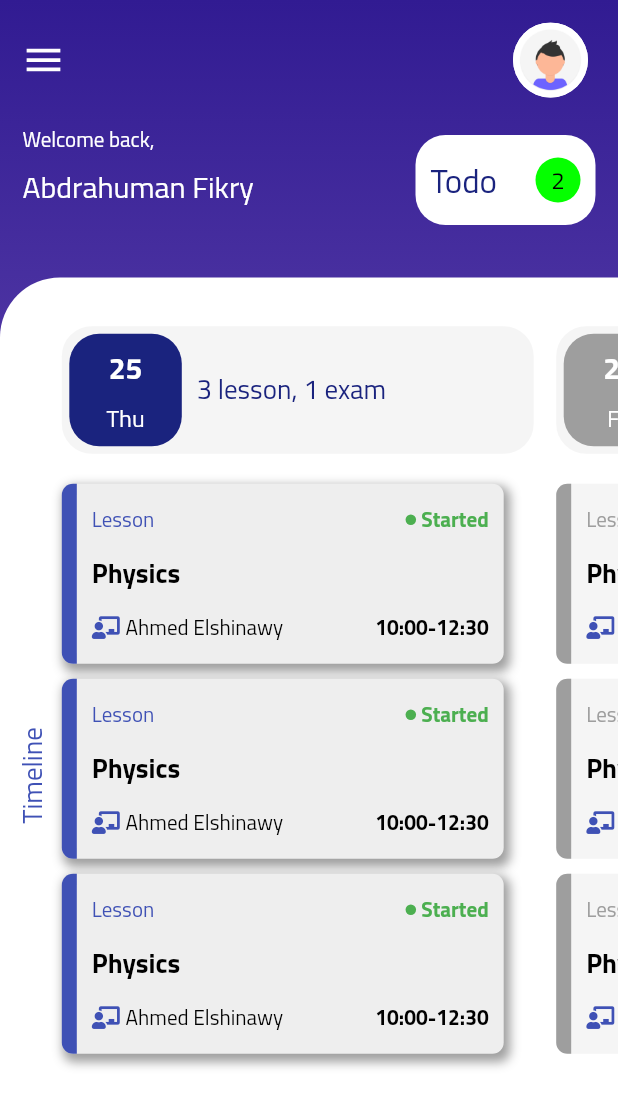
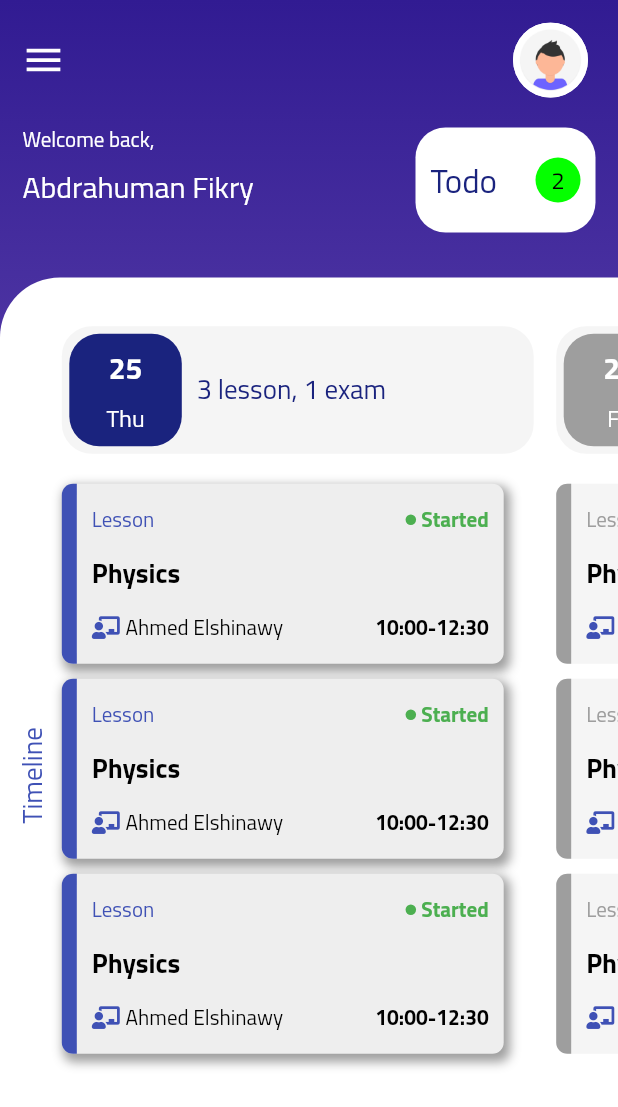
Before and after one commit to AbdrahumanFikry/centers, a Flutter app: the StudentMainScreen screen opened directly, on a phone screen of 412 x 824 dp. Shown: the top 1107 px of the screen. Run offline on Flutter 3.47's test engine with Material 2 defaults, Android fonts, the phone set to English and light mode, and no system bars; drawn by our look-alikes of carousel_slider; our stand-ins replace device_preview, fl_chart, flutter_screenutil, flutter_staggered_animations, font_awesome_flutter, percent_indicator and 1 more.

```diff
--- a/lib/src/student/component/mainScreen/scheduleHeader.dart
+++ b/lib/src/student/component/mainScreen/scheduleHeader.dart
@@ -6,7 +6,7 @@ class ScheduleHeader extends StatelessWidget {
   Widget build(BuildContext context) {
     MediaQueryData screen = MediaQuery.of(context);
     return Container(
-      height: screen.size.width > 500 ? 115 : 100,
+      height: screen.size.height > 600 ? 100 : 75,
       width: screen.size.width,
       color: Colors.transparent,
       padding: const EdgeInsets.symmetric(
--- a/lib/src/student/component/mainScreen/todoCell.dart
+++ b/lib/src/student/component/mainScreen/todoCell.dart
@@ -20,7 +20,7 @@ class TODOCell extends StatelessWidget {
         ),
       ),
       margin: const EdgeInsets.symmetric(
-        vertical: 10.0,
+        vertical: 5.0,
       ),
       padding: const EdgeInsets.symmetric(
         horizontal: 10.0,
```
